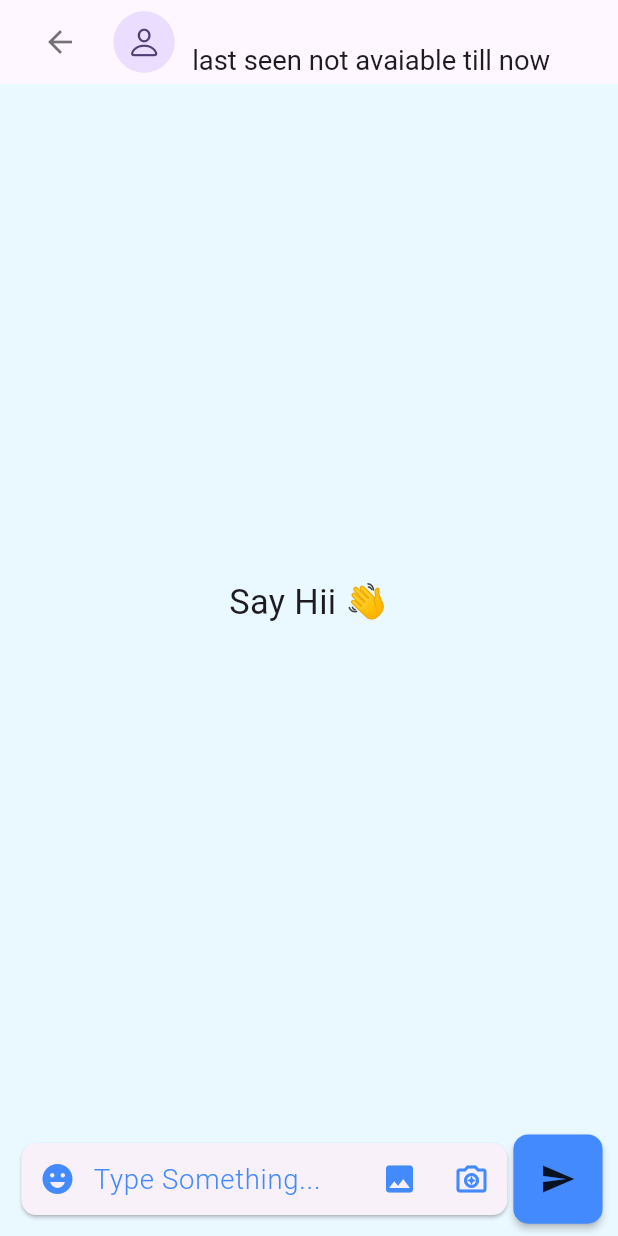
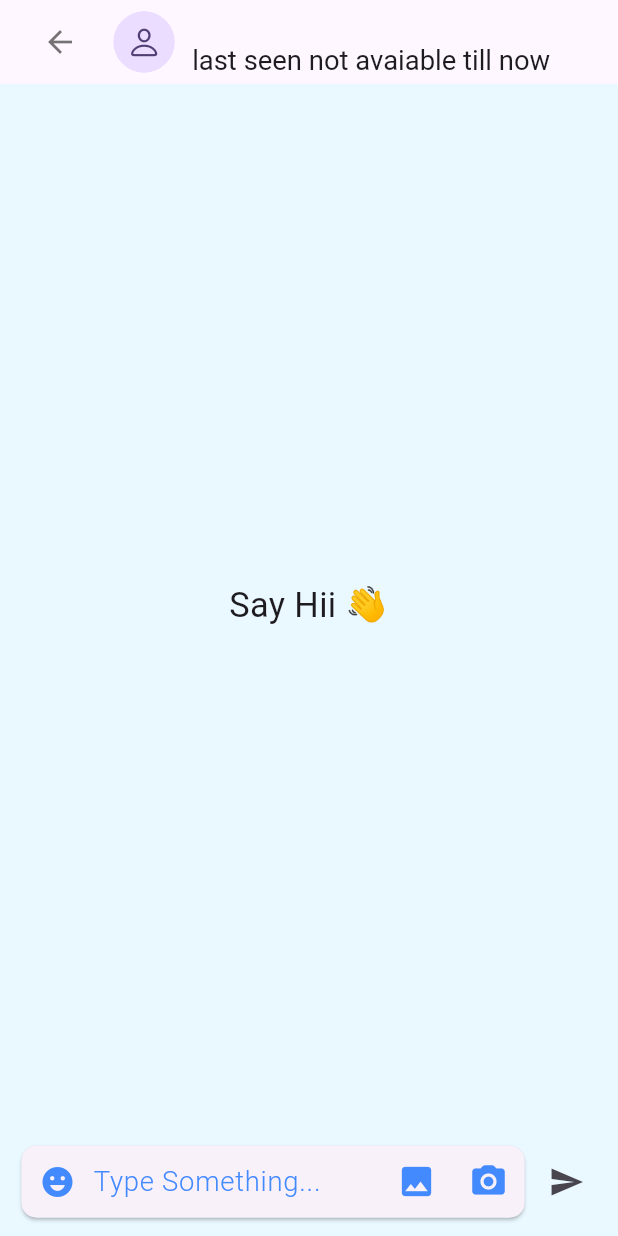
Before and after one commit to rudramistry001/ApnaChat, a Flutter app: the UserChatScreen screen opened directly with empty values, after a tap on the "image" icon, on a phone screen of 412 x 824 dp. Run offline on Flutter 3.47's test engine with Material 3 defaults, Android fonts, the light colour scheme and no system bars; drawn by our look-alikes of cached_network_image; our stand-ins replace carousel_slider, cloud_firestore, firebase_auth, firebase_core, firebase_storage, flutter_screenutil and 3 more; accounts and stored records are empty; network calls fail.

Commit message:
upload image functionality added

```diff
--- a/login/lib/screens/splashscreen.dart
+++ b/login/lib/screens/splashscreen.dart
@@ -1,7 +1,6 @@
 import 'package:flutter/material.dart';
 import 'package:flutter/services.dart';
 import 'package:login/api/apis.dart';
-import 'package:login/auth/loginscreen.dart';
 import 'package:login/main.dart';
 import 'package:login/screens/homescreen.dart';
 import 'package:login/screens/onboard_screen.dart';
--- a/login/lib/screens/user_chat_screen.dart
+++ b/login/lib/screens/user_chat_screen.dart
@@ -1,9 +1,12 @@
 // ignore_for_file: avoid_print
+
+import 'dart:io';
 
 import 'package:cached_network_image/cached_network_image.dart';
 import 'package:flutter/cupertino.dart';
 import 'package:flutter/material.dart';
 import 'package:flutter_screenutil/flutter_screenutil.dart';
+import 'package:image_picker/image_picker.dart';
 import 'package:login/api/apis.dart';
 import 'package:login/main.dart';
 import 'package:login/model/chat_user_model.dart';
@@ -20,6 +23,28 @@ class UserChatScreen extends StatefulWidget {
 }
 
 class _UserChatScreenState extends State<UserChatScreen> {
+  List<Message> _newList = [];
+  bool _isUploading = false;
+  @override
+  void initState() {
+    super.initState();
+    // Scroll to the bottom when the screen loads
+    WidgetsBinding.instance.addPostFrameCallback((_) {
+      _scrollToBottom();
+    });
+  }
+
+  //for scrolling down to end of chat by default
+  final ScrollController _scrollController = ScrollController();
+  // After adding a new item to the list, scroll to the bottom
+  _scrollToBottom() {
+    _scrollController.animateTo(
+      _scrollController.position.maxScrollExtent,
+      duration: const Duration(milliseconds: 30),
+      curve: Curves.easeOut,
+    );
+  }
+
   //for storing all messages
   List<Message> _list = [];
 //for handling message text controlling
@@ -96,14 +121,19 @@ class _UserChatScreenState extends State<UserChatScreen> {
                     case ConnectionState.done:
                       final data = snapshot.data?.docs;
 
-                      _list = data
+                      _newList = data
                               ?.map((e) => Message.fromJson(e.data()))
                               .toList() ??
                           [];
 
+                      var _list = _newList.reversed.toList();
+
                       if (_list.isNotEmpty) {
                         return ListView.builder(
-                          itemCount: _list.length, // Use the length of the list
+                          reverse: true,
+                          controller:
+                              _scrollController, // Assign the ScrollController
+                          itemCount: _list.length,
                           padding: EdgeInsets.only(top: mq.height * .01),
                           physics: const BouncingScrollPhysics(),
                           itemBuilder: (context, index) {
@@ -165,35 +195,57 @@ class _UserChatScreenState extends State<UserChatScreen> {
                     ),
                   ),
                   IconButton(
-                    onPressed: () {},
-                    icon: const Icon(Icons.image, color: Colors.blueAccent),
-                  ),
+                      onPressed: () async {
+                        final ImagePicker picker = ImagePicker();
+
+                        // Picking multiple images
+                        final List<XFile> images =
+                            await picker.pickMultiImage(imageQuality: 70);
+
+                        // uploading & sending image one by one
+                        for (var i in images) {
+                          print('Image Path: ${i.path}');
+                          setState(() => _isUploading = true);
+                          await APIs.sendChatImage(widget.user, File(i.path));
+                          setState(() => _isUploading = false);
+                        }
+                      },
+                      icon: const Icon(Icons.image,
+                          color: Colors.blueAccent, size: 26)),
+                  //take image from camera button
                   IconButton(
-                    onPressed: () {},
-                    icon: const Icon(Icons.camera_enhance_outlined,
-                        color: Colors.blueAccent),
-                  ),
+                      onPressed: () async {
+                        final ImagePicker picker = ImagePicker();
+
+                        // Pick an image
+                        final XFile? image = await picker.pickImage(
+                            source: ImageSource.camera, imageQuality: 70);
+                        if (image != null) {
+                          print('Image Path: ${image.path}');
+                          setState(() => _isUploading = true);
+
+                          await APIs.sendChatImage(
+                              widget.user, File(image.path));
+                          setState(() => _isUploading = false);
+                        }
+                      },
+                      icon: const Icon(Icons.camera_alt_rounded,
+                          color: Colors.blueAccent, size: 26)),
                 ],
               ),
             ),
             //send message button
           ),
-          MaterialButton(
+          IconButton(
               onPressed: () {
                 if (_textController.text.isNotEmpty) {
                   //simply send message
-                APIs.sendMessage(widget.user, _textController.text);
+                  APIs.sendMessage(
+                      widget.user, _textController.text, Type.text);
                   _textController.clear();
                 }
               },
-            minWidth: 1,
-            padding: EdgeInsets.only(
-                top: 5.sp, bottom: 5.sp, right: 5.sp, left: 5.sp),
-            shape:
-                RoundedRectangleBorder(borderRadius: BorderRadius.circular(10)),
-            color: Colors.blueAccent,
-            child: IconButton(onPressed: () {}, icon: const Icon(Icons.send)),
-          ),
+              icon: const Icon(Icons.send)),
         ],
       ),
     );
```
Also changed, not shown: login/lib/api/apis.dart (+23 -1 lines), login/lib/widgets/pop_menu_button.dart (added, +42 -0 lines). Lines whose indentation alone changed are shown as unchanged.
